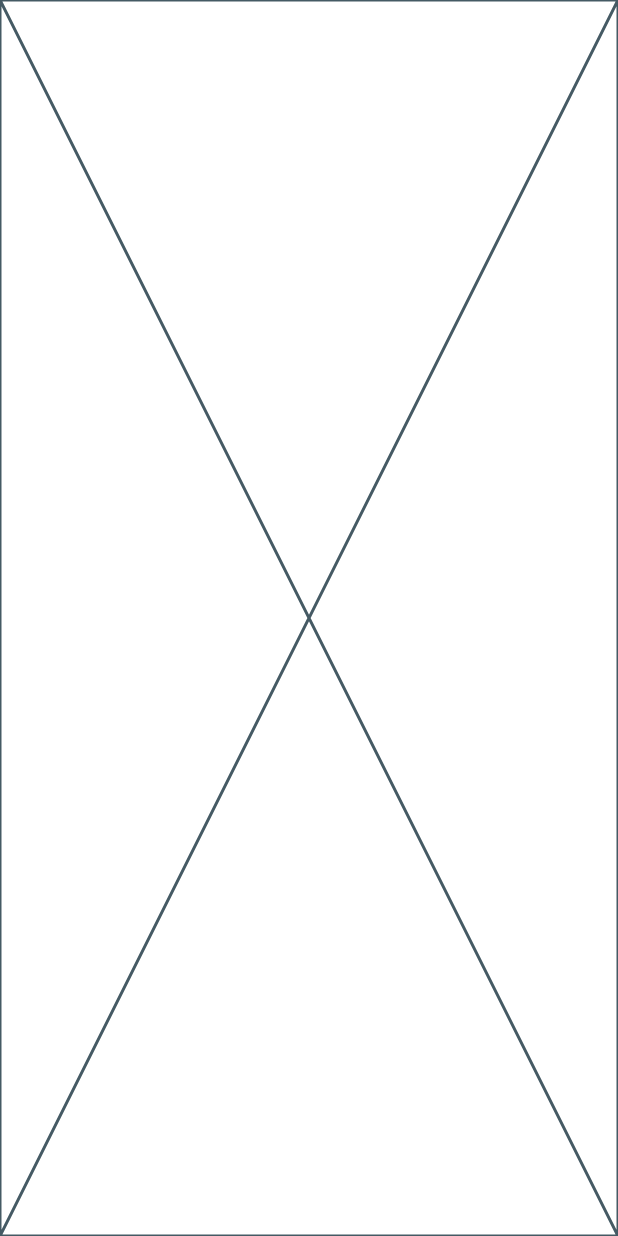
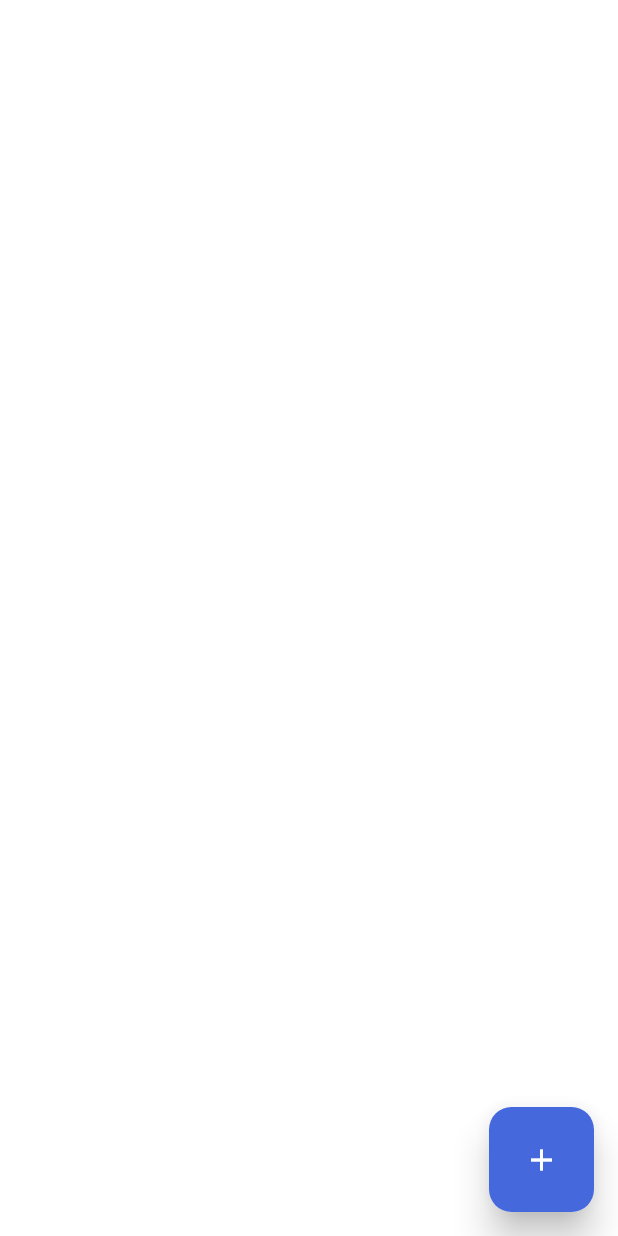
Before and after one commit to yaminmuhammad/todidu, a Flutter app: the screen it shows after launch, on a phone screen of 412 x 824 dp. Run offline on Flutter 3.47's test engine with Material 3 defaults, Android fonts, the phone set to English and light mode, and no system bars; our stand-ins replace flutter_slider_drawer; statements that could not run were skipped.

Commit message:
feat: color utils str utils fab widget

```diff
--- a/lib/main.dart
+++ b/lib/main.dart
@@ -1,5 +1,5 @@
 import 'package:flutter/material.dart';
-import 'package:todidu/view/widget/home_view.dart';
+import 'package:todidu/views/home_view.dart';
 
 Future<void> main() async {
   runApp(const MyApp());
--- a/lib/utils/colors.dart
+++ b/lib/utils/app_colors.dart
@@ -1,6 +1,6 @@
 import 'package:flutter/material.dart';
 
-class MyColors {
+class AppColors {
   static const Color primaryColor = Color(0xff4568dc);
   static const List<Color> primaryGradientColor = [
     Color(0xff4568dc),
--- a/lib/view/widget/home_view.dart
+++ /dev/null
@@ -1,15 +0,0 @@
-import 'package:flutter/material.dart';
-
-class HomeView extends StatefulWidget {
-  const HomeView({super.key});
-
-  @override
-  State<HomeView> createState() => _HomeViewState();
-}
-
-class _HomeViewState extends State<HomeView> {
-  @override
-  Widget build(BuildContext context) {
-    return const Placeholder();
-  }
-}
--- /dev/null
+++ b/lib/views/home/widget/fab.dart
@@ -0,0 +1,36 @@
+import 'package:flutter/material.dart';
+
+import '../../../utils/app_colors.dart';
+
+class Fab extends StatelessWidget {
+  const Fab({
+    super.key,
+  });
+
+  @override
+  Widget build(BuildContext context) {
+    return GestureDetector(
+      onTap: () {
+        //
+      },
+      child: Material(
+        borderRadius: BorderRadius.circular(15),
+        elevation: 10,
+        child: Container(
+          width: 70,
+          height: 70,
+          decoration: BoxDecoration(
+            color: AppColors.primaryColor,
+            borderRadius: BorderRadius.circular(15),
+          ),
+          child: const Center(
+            child: Icon(
+              Icons.add,
+              color: Colors.white,
+            ),
+          ),
+        ),
+      ),
+    );
+  }
+}
--- /dev/null
+++ b/lib/views/home_view.dart
@@ -0,0 +1,40 @@
+import 'package:flutter/material.dart';
+import 'package:flutter_slider_drawer/flutter_slider_drawer.dart';
+import 'package:todidu/views/home/widget/fab.dart';
+
+class HomeView extends StatefulWidget {
+  const HomeView({super.key});
+
+  @override
+  State<HomeView> createState() => _HomeViewState();
+}
+
+class _HomeViewState extends State<HomeView> {
+  GlobalKey<SliderDrawerState> dkey = GlobalKey<SliderDrawerState>();
+
+  // check done tasks
+  int checkDoneTasks(List<Task> task) {}
+
+  @override
+  Widget build(BuildContext context) {
+    return Scaffold(
+      backgroundColor: Colors.white,
+
+      // FAB
+      floatingActionButton: Fab(),
+
+      // Body
+      body: SizedBox(
+        width: double.infinity,
+        height: double.infinity,
+        child: Column(
+          children: [
+            Container(
+              width: ,
+            ),
+          ],
+        ),
+      ),
+    );
+  }
+}
```
Also changed, not shown: lib/utils/app_str.dart (added, +17 -0 lines).
